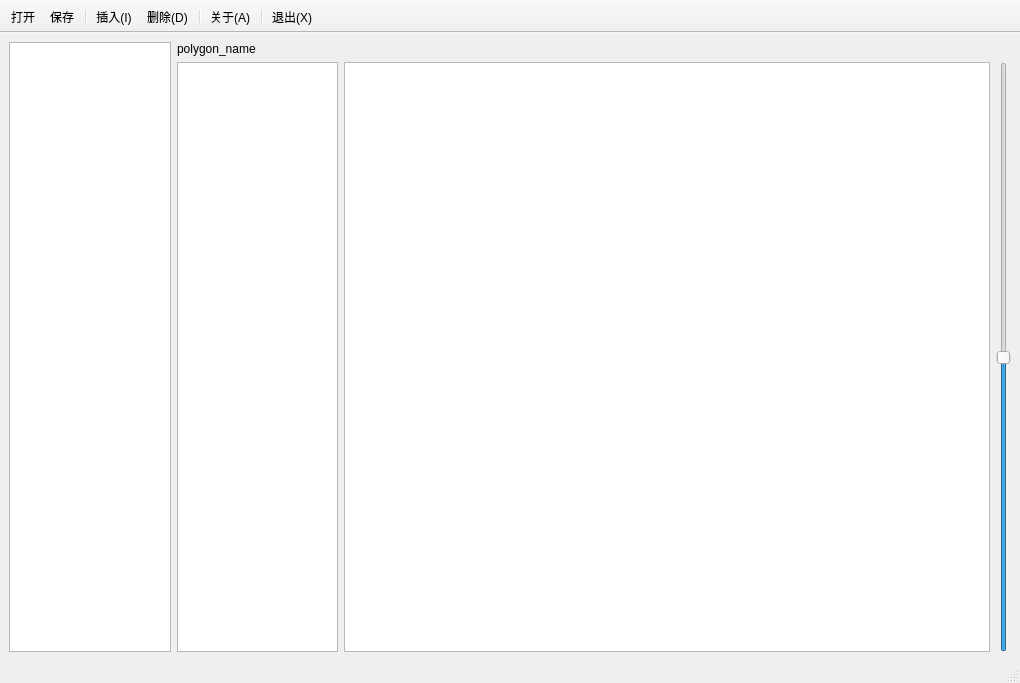
This is Form.ui in bssthu/L5MapEditor as Qt 5 draws it before an edit. The edited form follows.
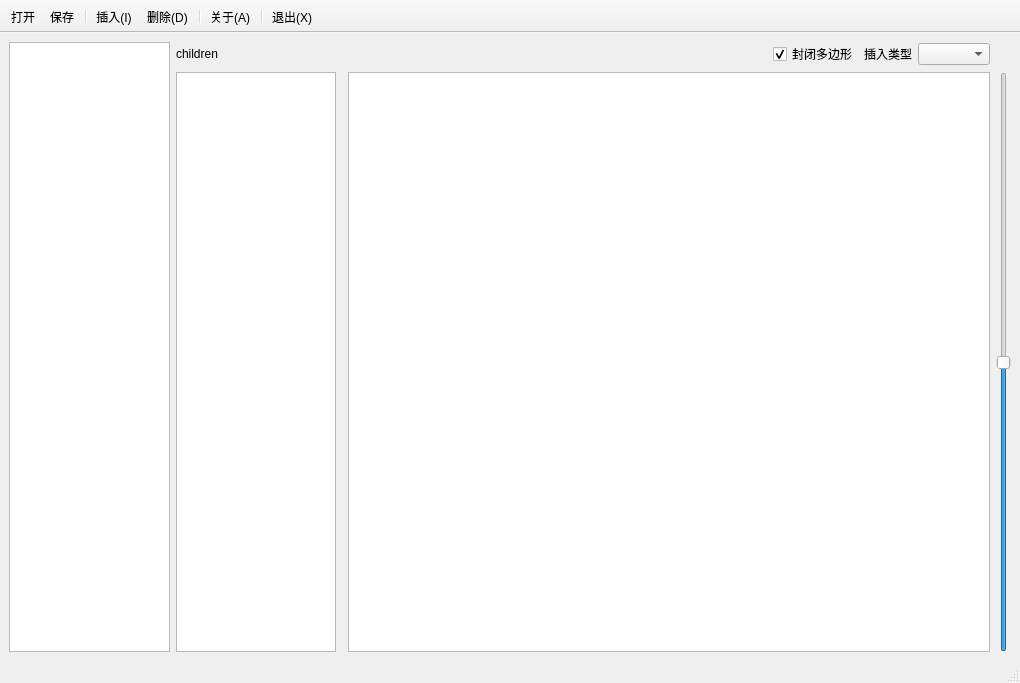
This is the edited form. Icons and pictures are not drawn.

Commit message: prepare ui for user drawing

What changed in the file:
```diff
--- a/Form.ui
+++ b/Form.ui
@@ -30,7 +30,30 @@
   </property>
   <widget class="QWidget" name="centralwidget">
    <layout class="QGridLayout" name="gridLayout">
-    <item row="2" column="2">
+    <item row="0" column="0" rowspan="9">
+     <widget class="QTableWidget" name="polygonTableWidget">
+      <property name="sizePolicy">
+       <sizepolicy hsizetype="Expanding" vsizetype="Expanding">
+        <horstretch>1</horstretch>
+        <verstretch>0</verstretch>
+       </sizepolicy>
+      </property>
+     </widget>
+    </item>
+    <item row="1" column="4" rowspan="8">
+     <widget class="QSlider" name="scaleSlider">
+      <property name="minimum">
+       <number>-40</number>
+      </property>
+      <property name="maximum">
+       <number>40</number>
+      </property>
+      <property name="orientation">
+       <enum>Qt::Vertical</enum>
+      </property>
+     </widget>
+    </item>
+    <item row="1" column="3" rowspan="8">
      <widget class="QGraphicsView" name="graphicsView">
       <property name="sizePolicy">
        <sizepolicy hsizetype="Expanding" vsizetype="Expanding">
@@ -45,17 +68,7 @@
       </property>
      </widget>
     </item>
-    <item row="0" column="0" rowspan="3">
-     <widget class="QTableWidget" name="polygonTableWidget">
-      <property name="sizePolicy">
-       <sizepolicy hsizetype="Expanding" vsizetype="Expanding">
-        <horstretch>1</horstretch>
-        <verstretch>0</verstretch>
-       </sizepolicy>
-      </property>
-     </widget>
-    </item>
-    <item row="2" column="1">
+    <item row="1" column="1" rowspan="8">
      <widget class="QTableWidget" name="childrenTableWidget">
       <property name="sizePolicy">
        <sizepolicy hsizetype="Expanding" vsizetype="Expanding">
@@ -65,11 +78,13 @@
       </property>
      </widget>
     </item>
-    <item row="0" column="1" rowspan="2" colspan="2">
+    <item row="0" column="1" colspan="3">
+     <layout class="QHBoxLayout" name="horizontalLayout">
+      <item>
      <widget class="QLabel" name="currentPolygonLabel">
       <property name="sizePolicy">
-       <sizepolicy hsizetype="Preferred" vsizetype="Preferred">
-        <horstretch>0</horstretch>
+         <sizepolicy hsizetype="Preferred" vsizetype="Minimum">
+          <horstretch>1</horstretch>
         <verstretch>0</verstretch>
        </sizepolicy>
       </property>
@@ -77,22 +92,31 @@
        <enum>QFrame::NoFrame</enum>
       </property>
       <property name="text">
-       <string>polygon_name</string>
+         <string>children</string>
       </property>
      </widget>
     </item>
-    <item row="2" column="3">
-     <widget class="QSlider" name="scaleSlider">
-      <property name="minimum">
-       <number>-40</number>
-      </property>
-      <property name="maximum">
-       <number>40</number>
-      </property>
-      <property name="orientation">
-       <enum>Qt::Vertical</enum>
-      </property>
-     </widget>
+      <item>
+       <widget class="QCheckBox" name="closePolygonCheckBox">
+        <property name="text">
+         <string>封闭多边形</string>
+        </property>
+        <property name="checked">
+         <bool>true</bool>
+        </property>
+       </widget>
+      </item>
+      <item>
+       <widget class="QLabel" name="insertTypeLabel">
+        <property name="text">
+         <string>插入类型</string>
+        </property>
+       </widget>
+      </item>
+      <item>
+       <widget class="QComboBox" name="insertTypeComboBox"/>
+      </item>
+     </layout>
     </item>
    </layout>
   </widget>
```
Left out of the diff: 3 changed lines with no effect on the pictures. Lines whose indentation alone changed are shown as unchanged. The commit also changes 2 other files.
